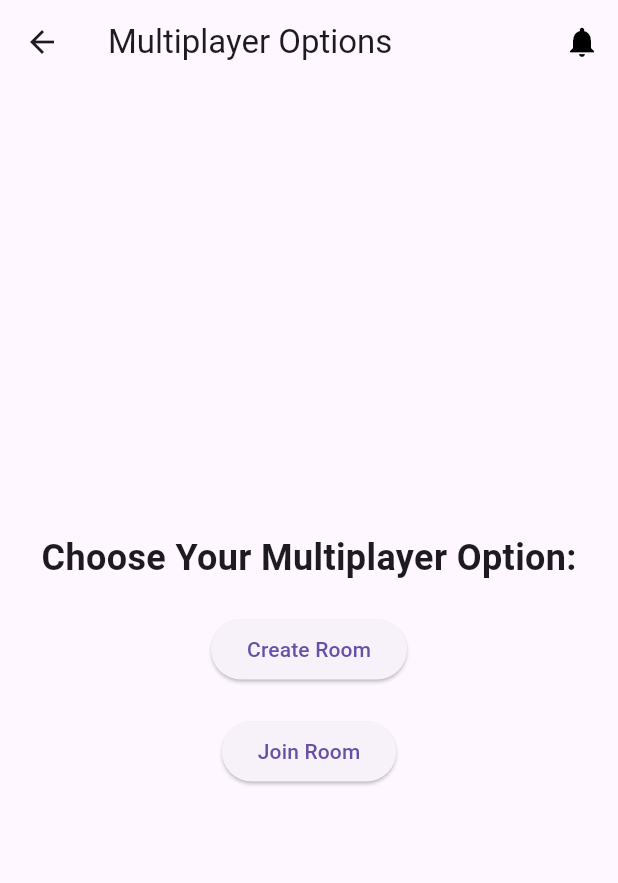
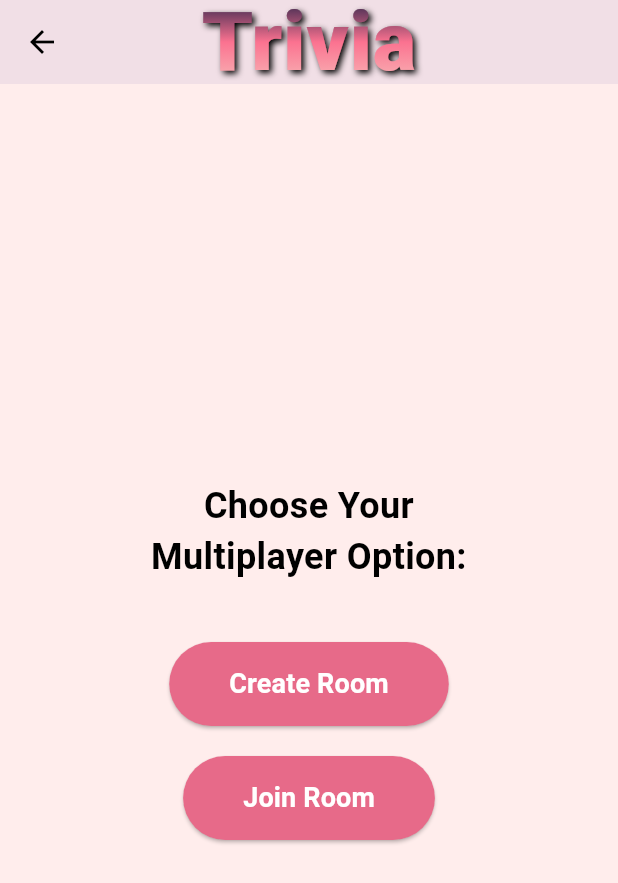
Before and after one commit to giriksv/triviagiri, a Flutter app: the ModeSelectionScreen screen opened directly with empty values, after a tap on "Single Player", after a tap on the "arrow back" icon, after a tap on "Multi player", on a phone screen of 412 x 824 dp. Shown: the top 883 px of the screen. Run offline on Flutter 3.47's test engine with Material 3 defaults, Android fonts, the phone set to English and light mode, and no system bars; our stand-ins replace cloud_firestore, csv, firebase_auth, firebase_core, firebase_storage, google_fonts and 2 more; accounts and stored records are empty; network calls fail.

Commit message:
Romm type screen ui and back navigation functionality

```diff
--- a/lib/multiplayer/multi_player_views/room_type_screen.dart
+++ b/lib/multiplayer/multi_player_views/room_type_screen.dart
@@ -1,107 +1,134 @@
 import 'package:flutter/material.dart';
+import '../../utils/background_color_utils.dart';
+import '../../utils/custom_app_bar.dart';
 import 'create_room_screen.dart';
 import 'join_room_screen.dart';
-import 'notification_screen.dart';
-import '../multi_player_model/notification_model.dart';
 
 class RoomTypeScreen extends StatelessWidget {
-  final String email;
+  final String email;  // Accepting the email passed from ModeSelectionScreen
   final int maxUsers;
 
   RoomTypeScreen({required this.email, this.maxUsers = 2});
 
   @override
   Widget build(BuildContext context) {
+    print('RoomTypeScreen: build called'); // Debug statement
+
     return Scaffold(
       appBar: AppBar(
-        title: Text("Multiplayer Options"),
-        actions: [
-          StreamBuilder<List<NotificationData>>(
-            stream: NotificationModel(email: email).getNotifications(),
-            builder: (context, snapshot) {
-              // Check if there's an error in loading notifications
-              if (snapshot.hasError) {
-                return IconButton(
-                  icon: Icon(Icons.notifications, color: Colors.black),
-                  onPressed: () {
-                    Navigator.push(
-                      context,
-                      MaterialPageRoute(
-                        builder: (context) => NotificationScreen(email: email),
-                      ),
-                    );
-                  },
-                );
-              }
-
-              // Check the connection state
-              if (snapshot.connectionState == ConnectionState.waiting) {
-                return IconButton(
-                  icon: CircularProgressIndicator(),
-                  onPressed: null,
-                );
-              }
-
-              // Get notifications
-              var notifications = snapshot.data ?? [];
-              bool hasNotifications = notifications.isNotEmpty;
-              bool allViewed = notifications.every((notification) => notification.viewed); // Check if all notifications are viewed
-
-              return IconButton(
-                icon: Icon(
-                  Icons.notifications,
-                  color: hasNotifications && !allViewed ? Colors.red : Colors.black, // Change icon color logic
+        title: ShaderMask(
+          shaderCallback: (bounds) => LinearGradient(
+            colors: [
+              Color(0xFF04143C),
+              Color(0xFFFB7290),
+              Color(0xFFF7C6BF),
+            ],
+            begin: Alignment.topCenter,
+            end: Alignment.bottomCenter,
+          ).createShader(bounds),
+          child: Text(
+            'Trivia',
+            style: TextStyle(
+              fontSize: 54,
+              fontWeight: FontWeight.w800,
+              letterSpacing: 0.75,
+              height: 68.84 / 54,
+              color: Colors.white,
+              shadows: [
+                Shadow(
+                  offset: Offset(2, 2),
+                  color: Colors.black,
+                  blurRadius: 5.0,
                 ),
-                onPressed: () {
-                  Navigator.push(
-                    context,
-                    MaterialPageRoute(
-                      builder: (context) => NotificationScreen(email: email),
-                    ),
-                  );
-                },
-              );
-            },
+              ],
+            ),
           ),
-        ],
+        ),
+        centerTitle: true,
+        backgroundColor: Color(0xFFFFEDEC),
+        elevation: 4,
+        leading: IconButton(
+          icon: Icon(Icons.arrow_back, color: Colors.black),
+          onPressed: () {
+            print('Back button pressed'); // Debug statement
+            Navigator.pop(context, email);  // Passing email back when popping
+          },
+        ),
       ),
+      backgroundColor: BackgroundColorUtils.backgroundColor,
       body: Center(
         child: Column(
           mainAxisAlignment: MainAxisAlignment.center,
+          crossAxisAlignment: CrossAxisAlignment.center,
           children: [
             Text(
-              'Choose Your Multiplayer Option:',
-              style: TextStyle(fontSize: 24, fontWeight: FontWeight.bold),
+              'Choose Your\nMultiplayer Option:',
+              style: TextStyle(
+                fontSize: 24,
+                fontWeight: FontWeight.bold,
+                color: Colors.black,
+              ),
+              textAlign: TextAlign.center,
             ),
-            SizedBox(height: 20),
+            SizedBox(height: 40),
             ElevatedButton(
+              style: ElevatedButton.styleFrom(
+                foregroundColor: Colors.white, backgroundColor: Color(0xFFE76A89),
+                padding: EdgeInsets.symmetric(horizontal: 40, vertical: 15),
+                shape: RoundedRectangleBorder(
+                  borderRadius: BorderRadius.circular(30),
+                ),
+              ),
               onPressed: () {
+                print('Navigating to CreateRoomScreen'); // Debug statement
                 Navigator.push(
                   context,
                   MaterialPageRoute(
                     builder: (context) => CreateRoomScreen(
-                      email: email,
+                      email: email, // Passing email forward to CreateRoomScreen
                       maxUsers: maxUsers,
                     ),
                   ),
                 );
               },
-              child: Text("Create Room"),
+              child: Text(
+                'Create Room',
+                style: TextStyle(
+                  fontSize: 18,
+                  fontWeight: FontWeight.bold,
+                  color: Colors.white,
+                ),
+              ),
             ),
             SizedBox(height: 20),
             ElevatedButton(
+              style: ElevatedButton.styleFrom(
+                foregroundColor: Colors.white, backgroundColor: Color(0xFFE76A89),
+                padding: EdgeInsets.symmetric(horizontal: 40, vertical: 15),
+                shape: RoundedRectangleBorder(
+                  borderRadius: BorderRadius.circular(30),
+                ),
+              ),
               onPressed: () {
+                print('Navigating to JoinRoomScreen'); // Debug statement
                 Navigator.push(
                   context,
                   MaterialPageRoute(
                     builder: (context) => JoinRoomScreen(
-                      email: email,
+                      email: email, // Passing email forward to JoinRoomScreen
                       maxUsers: maxUsers,
                     ),
                   ),
                 );
               },
-              child: Text("Join Room"),
+              child: Text(
+                'Join Room',
+                style: TextStyle(
+                  fontSize: 18,
+                  fontWeight: FontWeight.bold,
+                  color: Colors.white,
+                ),
+              ),
             ),
           ],
         ),
--- a/lib/views/modeselection_screen.dart
+++ b/lib/views/modeselection_screen.dart
@@ -2,12 +2,12 @@ import 'package:flutter/material.dart';
 import '../utils/background_color_utils.dart';
 import '../utils/custom_app_bar.dart';
 import 'category_screen.dart';
-import '../multiplayer/multi_player_views/room_type_screen.dart'; // Import the RoomTypeScreen
-import 'settings/leaderboard_screen.dart'; // Import your leaderboard screen
-import 'settings/settings_screen.dart'; // Import your settings screen
+import '../multiplayer/multi_player_views/room_type_screen.dart';
+import 'settings/leaderboard_screen.dart';
+import 'settings/settings_screen.dart';
 
 class ModeSelectionScreen extends StatefulWidget {
-  final String email;
+  String email;  // Changed to String, as we need to pass email and update it later.
 
   ModeSelectionScreen({required this.email});
 
@@ -18,7 +18,6 @@ class ModeSelectionScreen extends StatefulWidget {
 class _ModeSelectionScreenState extends State<ModeSelectionScreen> {
   int _selectedIndex = 0;
 
-  // List of screens for bottom navigation
   late List<Widget> _screens;
 
   @override
@@ -26,16 +25,19 @@ class _ModeSelectionScreenState extends State<ModeSelectionScreen> {
     super.initState();
     _screens = [
       _buildModeSelectionScreen(),
-      LeaderBoardScreen(), // Pass email to LeaderboardScreen
-      SettingsScreen(), // Pass email to SettingsScreen
+      LeaderBoardScreen(),
+      SettingsScreen(),
     ];
+    print('ModeSelectionScreen: initState called'); // Debug statement
   }
 
   @override
   Widget build(BuildContext context) {
+    print('ModeSelectionScreen: build called'); // Debug statement
+
     return Scaffold(
-      appBar: customAppBar(showBackButton: false), // Add the custom AppBar
-      backgroundColor: BackgroundColorUtils.backgroundColor, // Set background color using BackgroundColorUtils
+      appBar: customAppBar(showBackButton: false),
+      backgroundColor: BackgroundColorUtils.backgroundColor,
       body: _screens[_selectedIndex],
       bottomNavigationBar: BottomNavigationBar(
         items: const <BottomNavigationBarItem>[
@@ -59,25 +61,22 @@ class _ModeSelectionScreenState extends State<ModeSelectionScreen> {
     );
   }
 
-  // Function to handle bottom navigation bar tap
   void _onBottomNavTapped(int index) {
+    print('Bottom Navigation Tapped: $index'); // Debug statement
     setState(() {
       _selectedIndex = index;
     });
   }
 
-  // Function to build the mode selection screen
   Widget _buildModeSelectionScreen() {
     return Center(
       child: Padding(
-        padding: const EdgeInsets.all(16.0), // Padding for some spacing
+        padding: const EdgeInsets.all(16.0),
         child: Column(
           mainAxisAlignment: MainAxisAlignment.center,
           crossAxisAlignment: CrossAxisAlignment.center,
           children: [
-            SizedBox(height: 20), // Space after the app bar
-
-            // "Ready!" Text
+            SizedBox(height: 20),
             Text(
               'Ready!',
               style: TextStyle(
@@ -86,23 +85,19 @@ class _ModeSelectionScreenState extends State<ModeSelectionScreen> {
               ),
               textAlign: TextAlign.center,
             ),
-            SizedBox(height: 20), // Space between "Ready!" and the next text
-
-            // "Choose your mode to play your game" Text in two lines
+            SizedBox(height: 20),
             Text(
               'Choose your mode\nto play your game',
               style: TextStyle(
                 fontSize: 18,
-                color: Color(0xFF7D7E80), // Hex color #7D7E80
+                color: Color(0xFF7D7E80),
               ),
               textAlign: TextAlign.center,
             ),
-            SizedBox(height: 40), // Add space before buttons
-
-            // Single Player Button
+            SizedBox(height: 40),
             ElevatedButton(
               onPressed: () {
-                // Navigate to CategoryScreen for Single Player
+                print('Single Player button pressed'); // Debug statement
                 Navigator.pushReplacement(
                   context,
                   MaterialPageRoute(
@@ -113,39 +108,45 @@ class _ModeSelectionScreenState extends State<ModeSelectionScreen> {
               child: Text(
                 "Single Player",
                 style: TextStyle(
-                  color: Colors.white, // White text color
-                  fontWeight: FontWeight.bold, // Bold text
+                  color: Colors.white,
+                  fontWeight: FontWeight.bold,
                   fontSize: 18,
                 ),
               ),
               style: ElevatedButton.styleFrom(
-                backgroundColor: Color(0xFF4C2F54), // Background color #4C2F54
+                backgroundColor: Color(0xFF4C2F54),
                 padding: EdgeInsets.symmetric(horizontal: 65, vertical: 15),
               ),
             ),
-            SizedBox(height: 20), // Add space between buttons
-
-            // Multiplayer Button
+            SizedBox(height: 20),
             ElevatedButton(
-              onPressed: () {
-                // Navigate to RoomTypeScreen for Multiplayer
-                Navigator.pushReplacement(
+              onPressed: () async {
+                print('Multi Player button pressed'); // Debug statement
+                final result = await Navigator.push(
                   context,
                   MaterialPageRoute(
                     builder: (context) => RoomTypeScreen(email: widget.email),
                   ),
                 );
+
+                // Check if email is returned when back button is pressed.
+                if (result != null) {
+                  print('Returned email from RoomTypeScreen: $result');
+                  setState(() {
+                    widget.email = result;  // Update email after navigating back.
+                  });
+                }
               },
               child: Text(
                 "Multi player",
                 style: TextStyle(
-                  color: Colors.white, // White text color
-                  fontWeight: FontWeight.bold, // Bold text
+                  color: Colors.white,
+                  fontWeight: FontWeight.bold,
                   fontSize: 18,
                 ),
               ),
               style: ElevatedButton.styleFrom(
-                backgroundColor: Color(0xFF4C2F54), // Background color #4C2F54
+                backgroundColor: Color(0xFF4C2F54),
                 padding: EdgeInsets.symmetric(horizontal: 65, vertical: 15),
               ),
             ),
```
